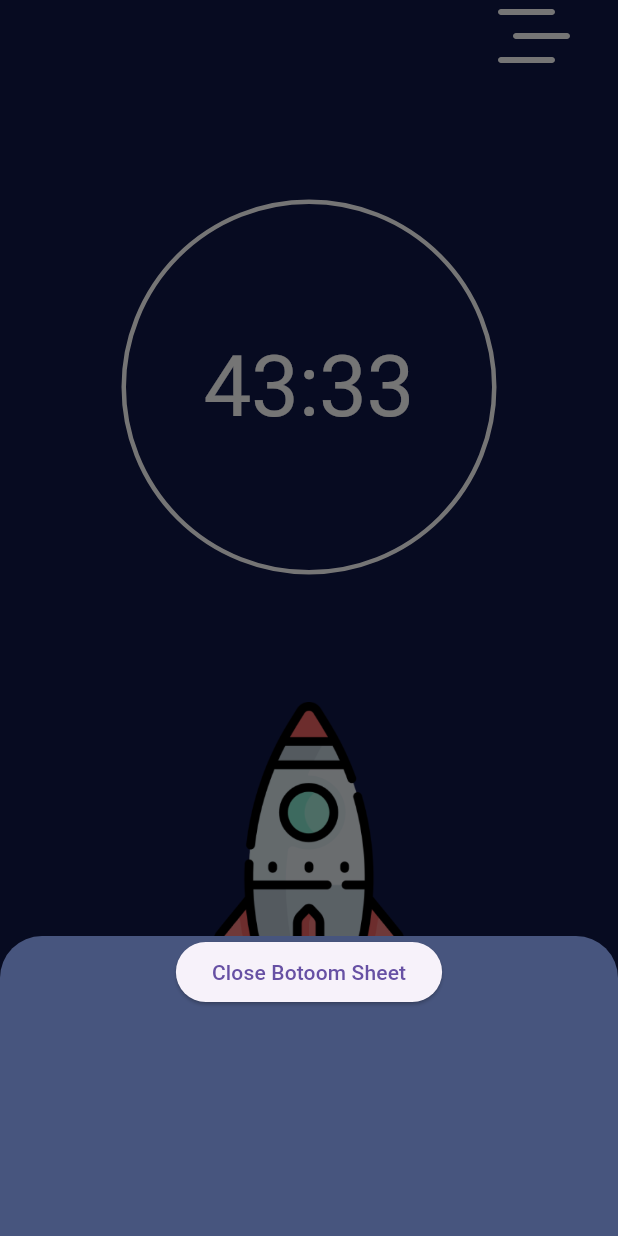
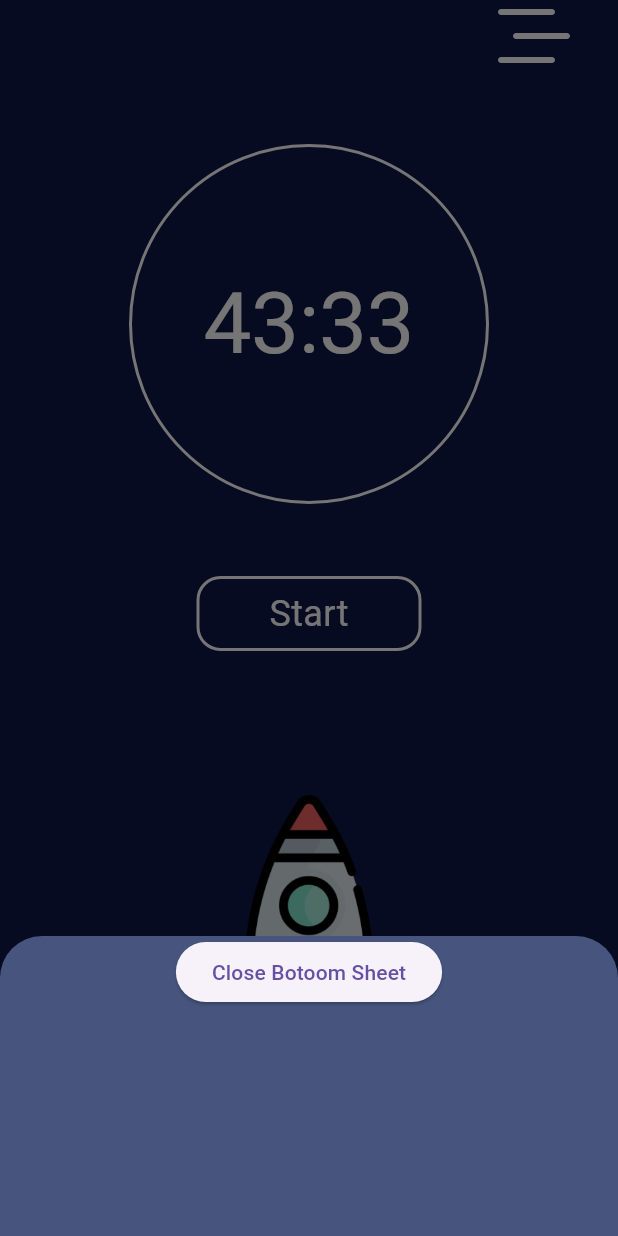
Before and after one commit to NewtonYuan/mystarship, a Flutter app: the screen it shows after launch, after a tap on an icon or button, on a phone screen of 412 x 824 dp. Run offline on Flutter 3.47's test engine with Material 3 defaults, Android fonts, the phone set to English and light mode, and no system bars; our stand-ins replace flutter_svg.

Commit message:
work: start button and moving timer circle

```diff
--- a/lib/main.dart
+++ b/lib/main.dart
@@ -1,4 +1,5 @@
-import 'dart:math';
+import 'dart:math' as math;
+import 'dart:developer';
 
 import 'package:flutter/material.dart';
 import 'package:flutter_svg/flutter_svg.dart';
@@ -26,9 +27,15 @@ class MyApp extends StatelessWidget {
   }
 }
 
-class Home extends StatelessWidget {
+class Home extends StatefulWidget {
   const Home({super.key});
 
+  @override
+  State<Home> createState() => _HomeState();
+}
+
+class _HomeState extends State<Home> {
+  final _counter = ValueNotifier<int>(0);
   @override
   Widget build(BuildContext context) {
     var size = MediaQuery.of(context).size;
@@ -72,31 +79,87 @@ class Home extends StatelessWidget {
                 Align(
                   alignment: Alignment.center,
                   child: Container(
-                    margin: const EdgeInsets.symmetric(vertical: 70),
+                    margin: const EdgeInsets.symmetric(vertical: 48),
                     alignment: Alignment.center,
-                    height: 280,
-                    width: 280,
                     decoration: const BoxDecoration(
                       color: darkOutineColor,
                       shape: BoxShape.circle,
                     ),
-                    child: Container(
+                    child: Column(
+                      mainAxisAlignment: MainAxisAlignment.center,
+                      children: [
+                        ValueListenableBuilder<int>(
+                          valueListenable: _counter,
+                          builder: (context, value, child) {
+                            return TweenAnimationBuilder(
+                              duration: const Duration(seconds: 0),
+                              tween: Tween(begin: 0.0, end: 1.0),
+                              curve: Curves.easeOutCubic,
+                              builder: (BuildContext context, dynamic value,
+                                  Widget? child) {
+                                return Column(
+                                  mainAxisAlignment: MainAxisAlignment.center,
+                                  children: [
+                                    CustomPaint(
+                                      painter: OpenPainter(
+                                          timeElapsed: _counter.value,
+                                          totalTime: 10,
+                                          aniValue: value,
+                                          notifier: _counter),
+                                    ),
+                                    Container(
                                         alignment: Alignment.center,
-                      height: 250,
-                      width: 250,
+                                        height: 240,
+                                        width: 240,
                                         decoration: BoxDecoration(
                                             color: primaryColor,
                                             shape: BoxShape.circle,
-                          border: Border.all(width: 3, color: outlineColor)),
+                                            border: Border.all(
+                                                width: 2, color: outlineColor)),
                                         child: Text(
                                           "43:33",
-                        style: Theme.of(context).textTheme.displayLarge,
+                                          style: Theme.of(context)
+                                              .textTheme
+                                              .displayLarge,
+                                        ))
+                                  ],
+                                );
+                              },
+                            );
+                          },
                         ),
+                        const SizedBox(
+                            height:
+                                48), // Adjust the space between the two containers
+                        GestureDetector(
+                          onTapUp: (TapUpDetails details) {
+                            if (_counter.value < 10) {
+                              _counter.value++;
+                            } else {
+                              _counter.value = 0;
+                            }
+                          },
+                          child: Container(
+                            alignment: Alignment.center,
+                            height: 50,
+                            width: 150,
+                            decoration: BoxDecoration(
+                                color: primaryColor,
+                                shape: BoxShape.rectangle,
+                                border:
+                                    Border.all(width: 2, color: outlineColor),
+                                borderRadius: BorderRadius.circular(16)),
+                            child: const Text("Start",
+                                style: TextStyle(
+                                    fontSize: 24, color: outlineColor)),
+                          ),
+                        )
+                      ],
                     ),
                   ),
                 ),
                 Container(
-                  //margin: const EdgeInsets.only(bottom: 80),
+                  margin: const EdgeInsets.only(top: 48),
                   height: 200,
                   decoration: const BoxDecoration(
                     image: DecorationImage(
@@ -113,3 +176,34 @@ class Home extends StatelessWidget {
     );
   }
 }
+
+class OpenPainter extends CustomPainter {
+  int timeElapsed;
+  int totalTime;
+  final aniValue;
+  double pi = math.pi;
+  final ValueNotifier<int> notifier;
+
+  OpenPainter(
+      {required this.timeElapsed,
+      required this.totalTime,
+      this.aniValue,
+      required this.notifier})
+      : super(repaint: notifier);
+  @override
+  void paint(Canvas canvas, Size size) {
+    Rect rect = const Offset(-120.0, 0) & const Size(240.0, 240.0);
+
+    var paint = Paint()
+      ..color = outlineColor
+      ..strokeWidth = 24
+      ..style = PaintingStyle.stroke;
+
+    double start = pi * 1.5;
+    double end = (360 * (timeElapsed / totalTime)) * math.pi / 180 * aniValue;
+    canvas.drawArc(rect, start, end, false, paint);
+  }
+
+  @override
+  bool shouldRepaint(CustomPainter oldDelegate) => true;
+}
```
Lines whose indentation alone changed are shown as unchanged.
